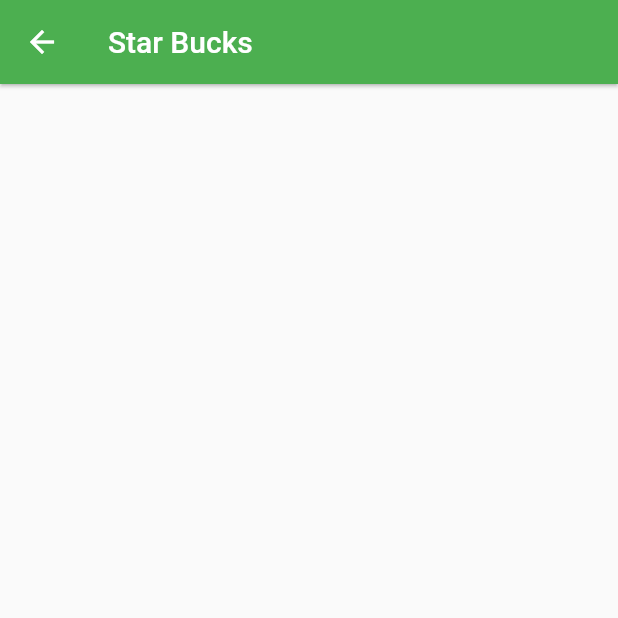
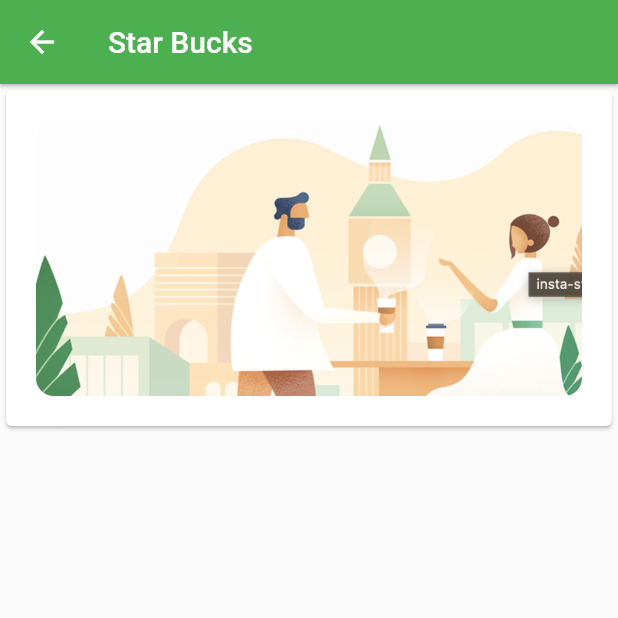
Before and after one commit to Areeb786123/star_bugs, a Flutter app: the screen it shows after launch, on a phone screen of 412 x 824 dp, the top half of it. Run offline on Flutter 3.47's test engine with Material 2 defaults, Android fonts, the phone set to English and light mode, and no system bars; our stand-ins replace get.

Commit message:
home screen going smooth

```diff
--- a/lib/ui/splash/home.dart
+++ b/lib/ui/splash/home.dart
@@ -1,5 +1,6 @@
 import 'package:flutter/cupertino.dart';
 import 'package:flutter/material.dart';
+import 'package:get/get.dart';
 
 class Home extends StatelessWidget {
   const Home({super.key});
@@ -14,6 +15,22 @@
           leading: Icon(Icons.arrow_back),
           title: Text("Star Bucks"),
         ),
+        body: SingleChildScrollView(
+          child: Column(
+            children: [
+              Card(
+                child: Padding(
+                  padding:
+                      const EdgeInsets.symmetric(horizontal: 20, vertical: 20),
+                  child: ClipRRect(
+                    borderRadius: BorderRadius.circular(12),
+                    child: Image.asset('asset/images/home_coffee.png'),
+                  ),
+                ),
+              ),
+            ],
+          ),
+        ),
       ),
     );
   }
--- a/lib/ui/splash/screen/splash.dart
+++ b/lib/ui/splash/screen/splash.dart
@@ -32,7 +32,7 @@
               const Text(
                 "StarBucks",
                 style: TextStyle(
-                  fontSize: 30,
+                  fontSize: 40,
                   fontWeight: FontWeight.bold,
                 ),
               ),
--- /dev/null
+++ b/lib/ui/utils/common.dart
@@ -0,0 +1,3 @@
+class Common{
+  static const String HOME_IMG  =  "null";
+}
```
Also changed, not shown: asset/images/home_coffee.png (added), lib/generated/assets.dart.
